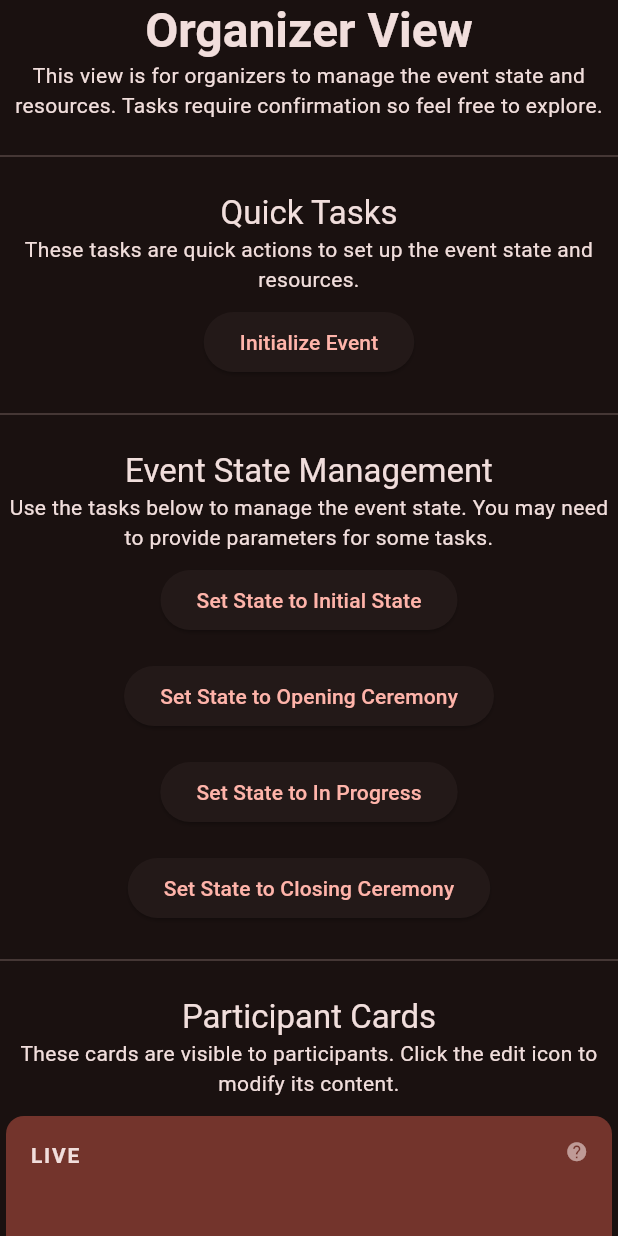
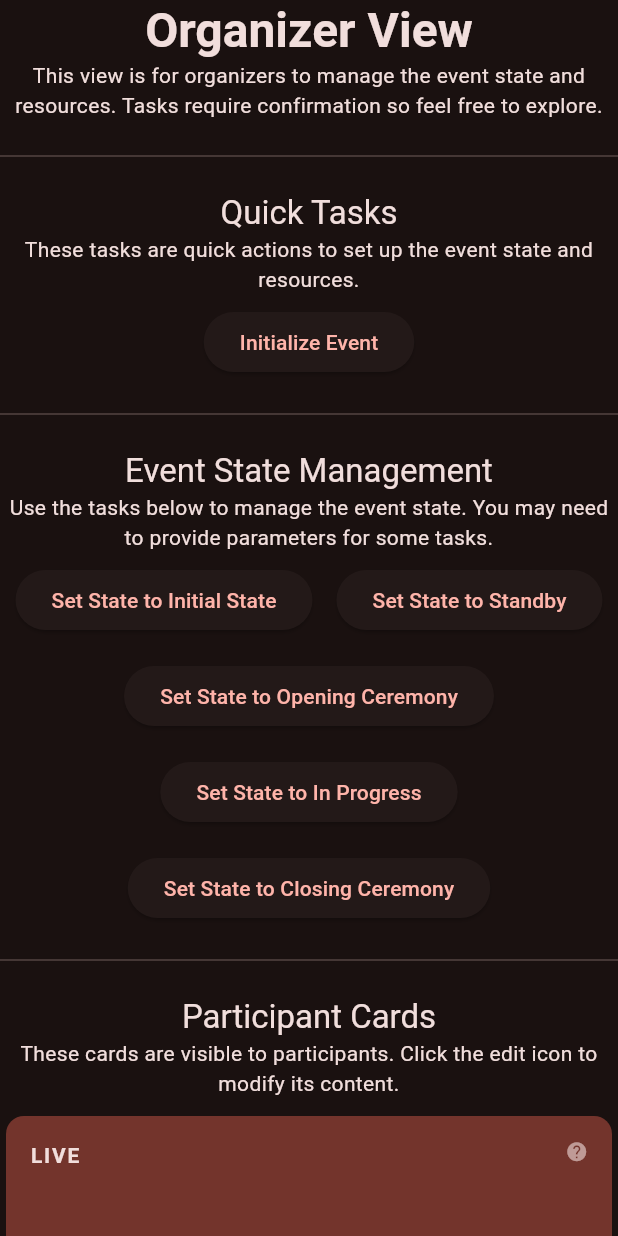
Before and after one commit to HackNCState/hackncsu-today, a Flutter app: the OrganizerView widget shown alone on an empty page, opened directly, on a phone screen of 412 x 824 dp. Run offline on Flutter 3.47's test engine with Material 3 defaults, Android fonts, the light colour scheme and no system bars; our stand-ins replace after_layout, animated_background, cloud_firestore, cloud_functions, firebase_auth, firebase_core and 7 more; missing offline and left inert: dart:js_interop, pointer_interceptor; accounts and stored records are empty; generated files the repository leaves out were written again; statements that could not run were skipped.

Commit message:
Add Standby event state and corresponding LiveCard view

```diff
--- a/lib/models/event/event_state.dart
+++ b/lib/models/event/event_state.dart
@@ -9,6 +9,9 @@ sealed class EventState with _$EventState {
 
   @FreezedUnionValue('initial')
   const factory EventState.initial() = InitialEventState;
+
+  @FreezedUnionValue('standby')
+  const factory EventState.standby() = StandbyEventState;
 
   @FreezedUnionValue('openingCeremony')
   const factory EventState.openingCeremony() = OpeningCeremonyEventState;
--- a/lib/screens/home/organizer/organizer_view.dart
+++ b/lib/screens/home/organizer/organizer_view.dart
@@ -37,6 +37,16 @@ class OrganizerView extends ConsumerWidget {
       onExecute: (ref, _) async {
         final firestoreService = ref.read(firebaseFirestoreServiceProvider);
         await firestoreService.updateEventState(EventState.initial());
+      },
+    ),
+    Task(
+      title: 'Set State to Standby',
+      content:
+          'Changes the event state to Standby.\n'
+          'This should be executed between states (between in progress and judging, for example).',
+      onExecute: (ref, _) async {
+        final firestoreService = ref.read(firebaseFirestoreServiceProvider);
+        await firestoreService.updateEventState(EventState.standby());
       },
     ),
     Task(
--- a/lib/screens/home/participant/components/cards/live_card.dart
+++ b/lib/screens/home/participant/components/cards/live_card.dart
@@ -7,6 +7,7 @@ import 'package:hackncsu_today/screens/home/participant/components/cards/live_ca
 import 'package:hackncsu_today/screens/home/participant/components/cards/live_card_views/in_progress_view.dart';
 import 'package:hackncsu_today/screens/home/participant/components/cards/live_card_views/initial_view.dart';
 import 'package:hackncsu_today/screens/home/participant/components/cards/live_card_views/opening_ceremony_view.dart';
+import 'package:hackncsu_today/screens/home/participant/components/cards/live_card_views/standby_view.dart';
 
 class LiveCard extends ConsumerWidget {
   const LiveCard({super.key});
@@ -45,6 +46,7 @@ class LiveCard extends ConsumerWidget {
 
             return switch (state) {
               InitialEventState() => LiveCardInitialView(),
+              StandbyEventState() => LiveCardStandbyView(),
               InProgressEventState() => LiveCardInProgressView(),
               OpeningCeremonyEventState() => LiveCardOpeningCeremonyView(),
               ClosingCeremonyEventState() => LiveCardClosingCeremonyView(),
```
Also changed, not shown: lib/screens/home/participant/components/cards/live_card_views/standby_view.dart (added, +10 -0 lines).
